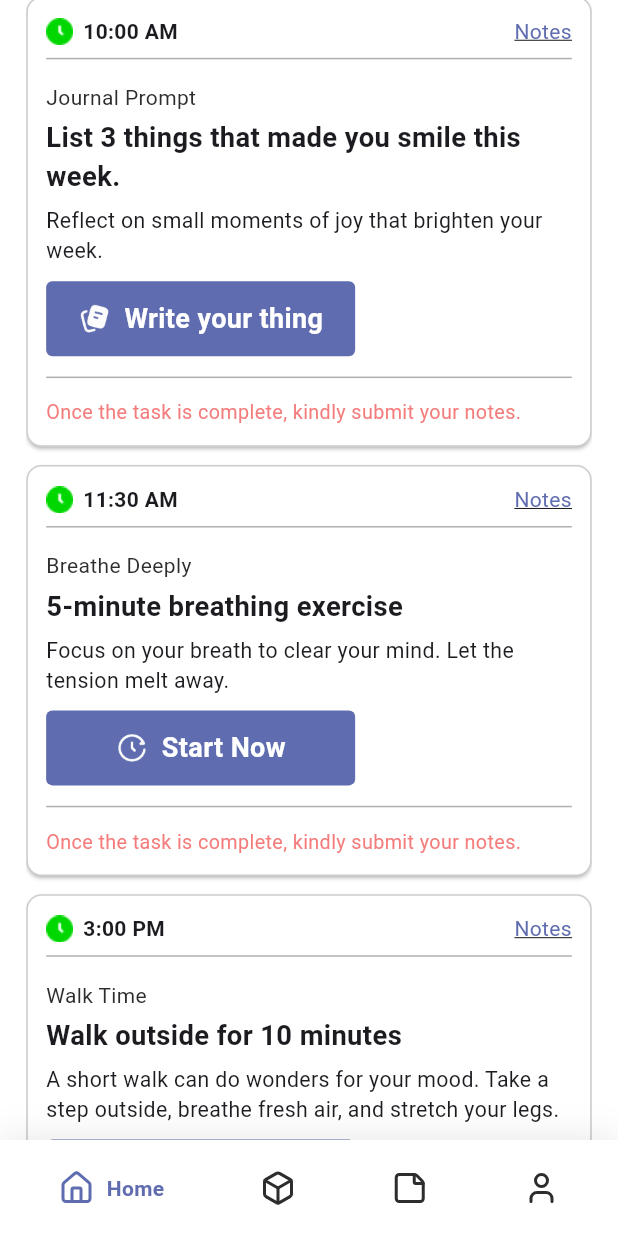
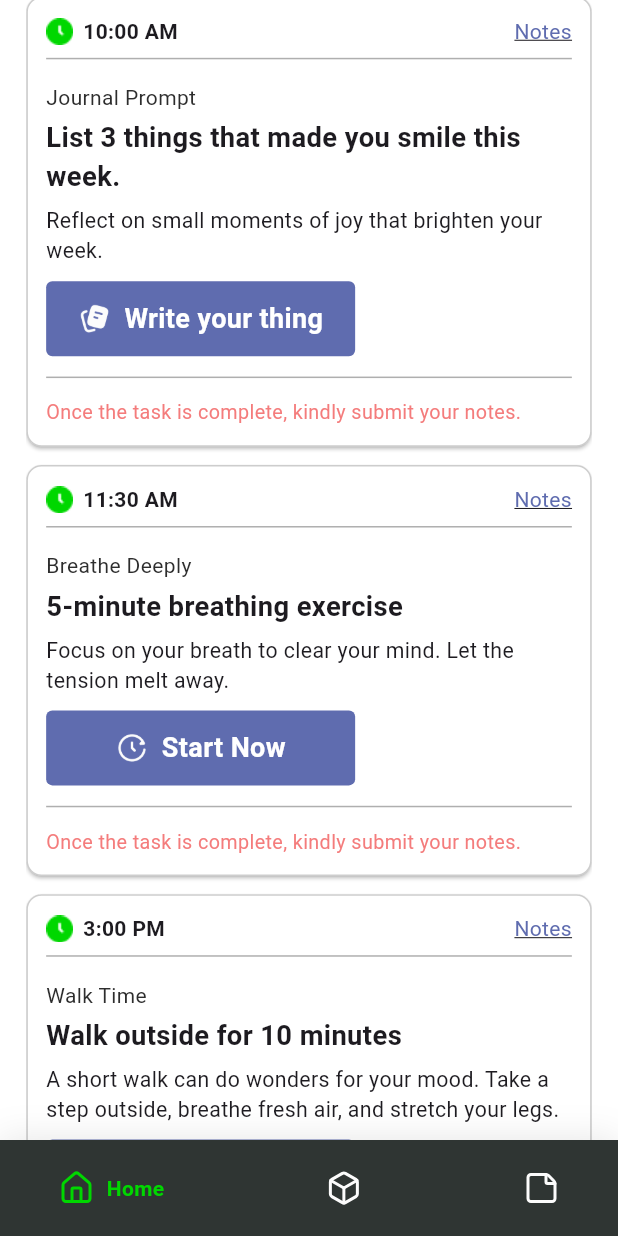
Before and after one commit to SakibvHossain/intricate, a Flutter app: the BottomNavScreen screen opened by its route, scrolled down 576 dp, on a phone screen of 412 x 824 dp. Run offline on Flutter 3.47's test engine with Material 3 defaults, Android fonts, the phone set to English and light mode, and no system bars; drawn by our look-alikes of google_nav_bar; our stand-ins replace flutter_screenutil, flutter_spinkit, flutter_svg, get, google_fonts, logger and 4 more; accounts and stored records are empty.

Commit message:
bottomnav

```diff
--- a/lib/app.dart
+++ b/lib/app.dart
@@ -18,7 +18,7 @@ class Intricate extends StatelessWidget {
           debugShowCheckedModeBanner: false,
           title: 'Intricate',
 
-          initialRoute: AppRoute.questionScreen,
+          initialRoute: AppRoute.brandYou,
           getPages: AppPages.routes,
           initialBinding: AppBinding(),
           locale: const Locale('en', 'US'),
--- a/lib/feature/home/ui/screens/bottom_nav_screen.dart
+++ b/lib/feature/home/ui/screens/bottom_nav_screen.dart
@@ -1,6 +1,7 @@
 import 'package:flutter/material.dart';
 import 'package:get/get.dart';
 import 'package:google_nav_bar/google_nav_bar.dart';
+import 'package:intricate1/core/components/custom_background.dart';
 import 'package:intricate1/core/utils/app_colors.dart';
 import 'package:intricate1/feature/home/data/controller/nav_controller.dart';
 import 'package:intricate1/feature/home/ui/screens/home_page.dart';
@@ -21,7 +22,7 @@ class BottomNavScreen extends StatelessWidget {
   final List<TabItem> tabItems = [
     TabItem(
       button: const GButton(icon: Icons.home, text: 'Home'),
-      screen:  HomePage(),
+      screen: HomePage(),
     ),
     TabItem(
       button: const GButton(icon: Icons.search, text: 'Plans'),
@@ -31,40 +32,45 @@ class BottomNavScreen extends StatelessWidget {
       button: const GButton(icon: Icons.note, text: 'Notes'),
       screen: NoteHistoryPage(),
     ),
-    TabItem(
-      button: const GButton(icon: Icons.person, text: 'Profile'),
-      screen: const ProfileScreen(),
-    ),
+    // TabItem(
+    //   button: const GButton(icon: Icons.person, text: 'Profile'),
+    //   screen: const ProfileScreen(),
+    // ),
   ];
 
   @override
   Widget build(BuildContext context) {
-    return Scaffold(
+    return CustomBackground(
+      child: Scaffold(
         body: Obx(() => tabItems[controller.currentIndex.value].screen),
         bottomNavigationBar: Container(
-        decoration: BoxDecoration(color: Colors.white, boxShadow: [
+          decoration: BoxDecoration(color: Color(0xff2f3533), boxShadow: [
             BoxShadow(blurRadius: 20, color: Colors.black.withOpacity(.1))
           ]),
           child: SafeArea(
             child: Padding(
-            padding: const EdgeInsets.symmetric(horizontal: 15.0, vertical: 8),
+              padding:
+                  const EdgeInsets.symmetric(horizontal: 15.0, vertical: 8),
               child: Obx(() => GNav(
                     gap: 8,
-              activeColor: AppColors.primaryColor,
-              color: AppColors.fontColor,
+                    activeColor: Color(0xff00D700),
+                    color: Color(0xffFCFCFC),
                     iconSize: 24,
-              padding: const EdgeInsets.symmetric(horizontal: 24, vertical: 12),
+                    padding: const EdgeInsets.symmetric(
+                        horizontal: 24, vertical: 12),
                     duration: const Duration(milliseconds: 400),
-              tabBackgroundColor: Colors.white,
+                    tabBackgroundColor: Colors.transparent,
                     tabs: [
                       const GButton(icon: LucideIcons.home, text: 'Home'),
                       const GButton(icon: LucideIcons.box, text: 'Plans'),
-                const GButton(icon: LucideIcons.stickyNote, text: 'Notes'),
-                const GButton(icon: LucideIcons.user, text: 'Profile'),
+                      const GButton(
+                          icon: LucideIcons.stickyNote, text: 'Notes'),
+                      // const GButton(icon: LucideIcons.user, text: 'Profile'),
                     ],
                     selectedIndex: controller.currentIndex.value,
                     onTabChange: controller.changeTab,
                   )),
+            ),
           ),
         ),
       ),
--- a/lib/feature/survey/adaptability_surveyui/ui/screen/adaptability_survey_screen.dart
+++ b/lib/feature/survey/adaptability_surveyui/ui/screen/adaptability_survey_screen.dart
@@ -3,6 +3,7 @@ import 'package:flutter_screenutil/flutter_screenutil.dart';
 import 'package:get/get.dart';
 import 'package:intricate1/core/components/custom_background.dart';
 import 'package:intricate1/core/components/custom_button.dart';
+import 'package:intricate1/feature/define_your_path/ui/question_screen.dart';
 import 'package:intricate1/feature/survey/adaptability_surveyui/data/controller/adaptability_survey_controller.dart';
 
 class AdaptabilitySurveyScreen extends StatelessWidget {
@@ -157,7 +158,7 @@ class AdaptabilitySurveyScreen extends StatelessWidget {
                         controller
                             .clearSelection(); // Clear selected option for next question
                       } else {
-                        // Handle continue logic here
+                        Get.to(()=>TextQuestionScreen());
                       }
                     },
                   );
--- a/lib/feature/survey/communication_survey/ui/screen/communication_survey_screen.dart
+++ b/lib/feature/survey/communication_survey/ui/screen/communication_survey_screen.dart
@@ -2,6 +2,7 @@ import 'package:flutter/material.dart';
 import 'package:flutter_screenutil/flutter_screenutil.dart';
 import 'package:intricate1/core/components/custom_background.dart';
 import 'package:intricate1/core/components/custom_button.dart';
+import 'package:intricate1/feature/define_your_path/ui/question_screen.dart';
 import 'package:intricate1/feature/survey/communication_survey/data/controller/communicatio_survey_controller.dart';
 import 'package:get/get.dart';
 
@@ -159,7 +160,7 @@ class CommunicationSurveyScreen extends StatelessWidget {
                         controller
                             .clearSelection(); // Clear selected option for next question
                       } else {
-                        // Handle continue logic here
+                        Get.to(()=>TextQuestionScreen());
                       }
                     },
                   );
```
Also changed, not shown: lib/feature/auth/ui/screens/select_authtype_screen.dart (+10 -7 lines), lib/feature/define_your_path/controller/question_controller.dart (+17 -11 lines), lib/feature/survey/leadership_survey/ui/screen/leadership_survey_screen.dart (+7 -6 lines). Lines whose indentation alone changed are shown as unchanged.
